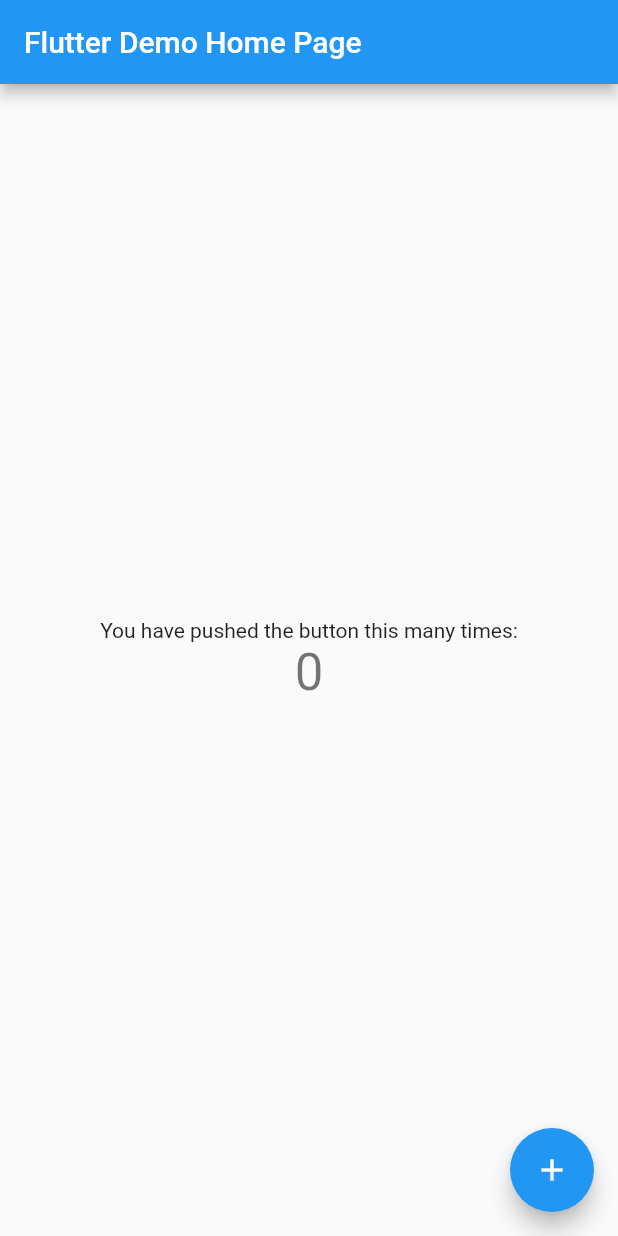
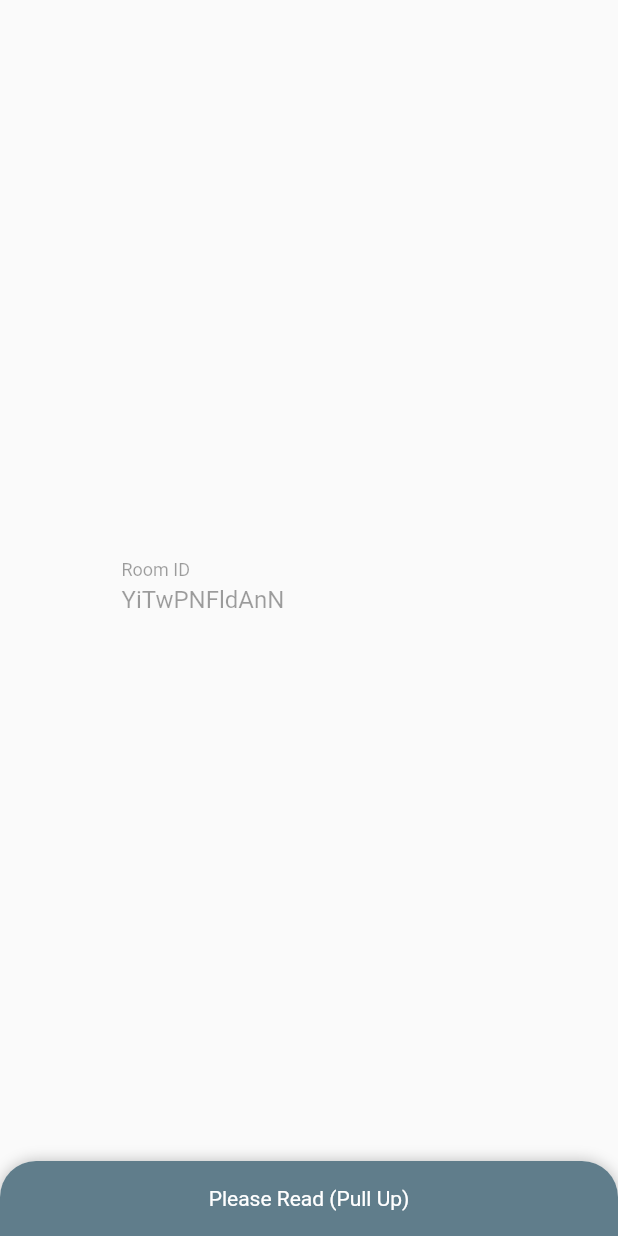
Before and after one commit to rusudinu/secure-messaging-frontend, a Flutter app: the screen it shows after launch, on a phone screen of 412 x 824 dp. Run offline on Flutter 3.47's test engine with Material 2 defaults, Android fonts, the phone set to English and light mode, and no system bars; drawn by our look-alikes of sliding_up_panel; missing offline and left inert: stomp_dart_client.

Commit message:
created the create room screen

```diff
--- /dev/null
+++ b/lib/ConnectionController.dart
@@ -0,0 +1 @@
+class ConnectionController {}
--- /dev/null
+++ b/lib/controller/GenerateRoomID.dart
@@ -0,0 +1,9 @@
+import 'dart:math';
+
+class GenerateRoomID {
+  static String generateRoomID(int len) {
+    const _chars = 'AaBbCcDdEeFfGgHhIiJjKkLlMmNnOoPpQqRrSsTtUuVvWwXxYyZz';
+    var r = Random();
+    return List.generate(len, (index) => _chars[r.nextInt(_chars.length)]).join();
+  }
+}
--- /dev/null
+++ b/lib/data/ConnectionData.dart
@@ -0,0 +1 @@
+class ConnectionData {}
--- a/lib/main.dart
+++ b/lib/main.dart
@@ -1,4 +1,5 @@
 import 'package:flutter/material.dart';
+import 'package:secure_messaging/view/CreateRoom.dart';
 import 'package:stomp_dart_client/stomp.dart';
 import 'package:stomp_dart_client/stomp_config.dart';
 import 'package:stomp_dart_client/stomp_frame.dart';
@@ -31,60 +32,9 @@
   @override
   Widget build(BuildContext context) {
     return MaterialApp(
-      title: 'Flutter Demo',
-      theme: ThemeData(
-        primarySwatch: Colors.blue,
-      ),
-      home: MyHomePage(title: 'Flutter Demo Home Page'),
+      debugShowCheckedModeBanner: false,
+      title: "Secure Messaging",
+      home: CreateRoom(),
     );
   }
 }
-
-class MyHomePage extends StatefulWidget {
-  MyHomePage({Key key, this.title}) : super(key: key);
-  final String title;
-
-  @override
-  _MyHomePageState createState() => _MyHomePageState();
-}
-
-class _MyHomePageState extends State<MyHomePage> {
-  int _counter = 0;
-
-  void _incrementCounter() {
-    setState(() {
-      _counter++;
-    });
-  }
-
-  // stompConnectHeaders: {'Authorization': 'Bearer yourToken'},
-// webSocketConnectHeaders: {'Authorization': 'Bearer yourToken'}));
-
-  @override
-  Widget build(BuildContext context) {
-    return Scaffold(
-      appBar: AppBar(
-        title: Text(widget.title),
-      ),
-      body: Center(
-        child: Column(
-          mainAxisAlignment: MainAxisAlignment.center,
-          children: <Widget>[
-            Text(
-              'You have pushed the button this many times:',
-            ),
-            Text(
-              '$_counter',
-              style: Theme.of(context).textTheme.headline4,
-            ),
-          ],
-        ),
-      ),
-      floatingActionButton: FloatingActionButton(
-        onPressed: _incrementCounter,
-        tooltip: 'Increment',
-        child: Icon(Icons.add),
-      ),
-    );
-  }
-}
--- /dev/null
+++ b/lib/view/CreateRoom.dart
@@ -0,0 +1,101 @@
+import 'package:flutter/material.dart';
+import 'package:secure_messaging/controller/GenerateRoomID.dart';
+import 'package:sliding_up_panel/sliding_up_panel.dart';
+
+class CreateRoom extends StatefulWidget {
+  @override
+  _CreateRoomState createState() => _CreateRoomState();
+}
+
+class _CreateRoomState extends State<CreateRoom> {
+  final _usernameController = TextEditingController();
+  final _roomIDController = TextEditingController();
+
+  @override
+  void initState() {
+    super.initState();
+    _generateRoomID();
+  }
+
+  _generateRoomID() {
+    _roomIDController.text = GenerateRoomID.generateRoomID(12);
+  }
+
+  @override
+  Widget build(BuildContext context) {
+    return Scaffold(
+      body: Stack(
+        children: [
+          Column(
+            children: <Widget>[
+              Expanded(
+                child: Row(
+                  mainAxisAlignment: MainAxisAlignment.center,
+                  crossAxisAlignment: CrossAxisAlignment.center,
+                  children: <Widget>[
+                    // This makes the blue container full width.
+                    Expanded(
+                      child: Container(
+                        height: 100.0,
+                        child: Center(
+                          child: Container(
+                            width: 250.0,
+                            child: Column(
+                              children: [
+                                TextField(
+                                  enabled: false,
+                                  decoration: InputDecoration(hintText: 'Room ID', labelText: 'Room ID', hintStyle: TextStyle(color: Theme.of(context).primaryColor), border: InputBorder.none),
+                                  keyboardType: TextInputType.text,
+                                  controller: _roomIDController,
+                                ),
+                                // TextField(
+                                //   autofocus: true,
+                                //   decoration: InputDecoration(hintText: 'This is your username', hintStyle: TextStyle(color: Theme.of(context).primaryColor), border: InputBorder.none),
+                                //   keyboardType: TextInputType.text,
+                                //   controller: _usernameController,
+                                // ),
+                              ],
+                            ),
+                          ),
+                        ),
+                      ),
+                    ),
+                  ],
+                ),
+              ),
+            ],
+          ),
+          SlidingUpPanel(
+            minHeight: 50,
+            collapsed: Container(
+              decoration: BoxDecoration(
+                color: Colors.blueGrey,
+                borderRadius: BorderRadius.only(
+                  topLeft: Radius.circular(24.0),
+                  topRight: Radius.circular(24.0),
+                ),
+              ),
+              child: Center(
+                child: Text(
+                  "Please Read (Pull Up)",
+                  style: TextStyle(color: Colors.white),
+                ),
+              ),
+            ),
+            panel: Center(
+              child: Padding(
+                padding: EdgeInsets.fromLTRB(10, 0, 10, 0),
+                child: Text(
+                    "Please be careful how you handle the room code. If someone else gets access to the room code, while you are still talking in the room, they will be able to see what you type. You will be able to see the number of connected persons, shown as a number in the top right corner. For example: if there are two connected persons in the room, you will see a \"2\" in the top right corner of the app. If there are more persons connected, compared to the expected number (number of persons you invited), then your room was compromised.\n\nWhy is this app better compared to other messaging apps?\nThis chat app works on a different principle compared to the others. The messages are never stored, neither on the server, neither on your phone. Messages are sent as a broadcast trough an encrypted tunnel, to all the meeting participants. Similar to an encrypted radio signal."),
+              ),
+            ),
+            borderRadius: BorderRadius.only(
+              topLeft: Radius.circular(24.0),
+              topRight: Radius.circular(24.0),
+            ),
+          ),
+        ],
+      ),
+    );
+  }
+}
--- /dev/null
+++ b/lib/view/JoinRoom.dart
@@ -0,0 +1,13 @@
+import 'package:flutter/material.dart';
+
+class JoinRoom extends StatefulWidget {
+  @override
+  _JoinRoomState createState() => _JoinRoomState();
+}
+
+class _JoinRoomState extends State<JoinRoom> {
+  @override
+  Widget build(BuildContext context) {
+    return Container();
+  }
+}
--- a/pubspec.yaml
+++ b/pubspec.yaml
@@ -11,7 +11,8 @@
   flutter:
     sdk: flutter
   stomp_dart_client: ^0.4.1
-
+  http: ^0.13.1
+  sliding_up_panel: ^1.0.2
   cupertino_icons: ^1.0.2
 
 dev_dependencies:
```
Also changed, not shown: pubspec.lock.
